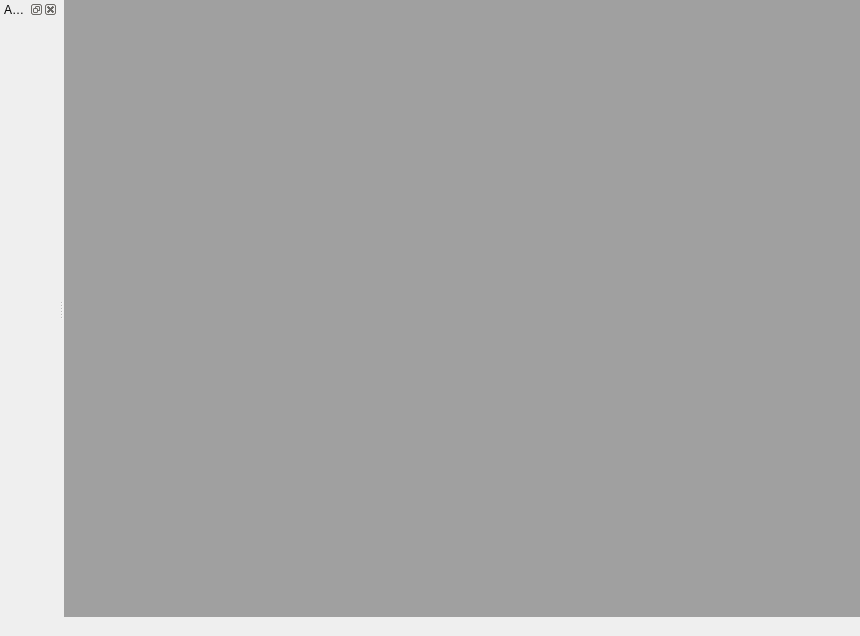
The window that src/mainwindow.ui (eigenbom/MQ-Sprite) describes before a commit, drawn with Qt 5.
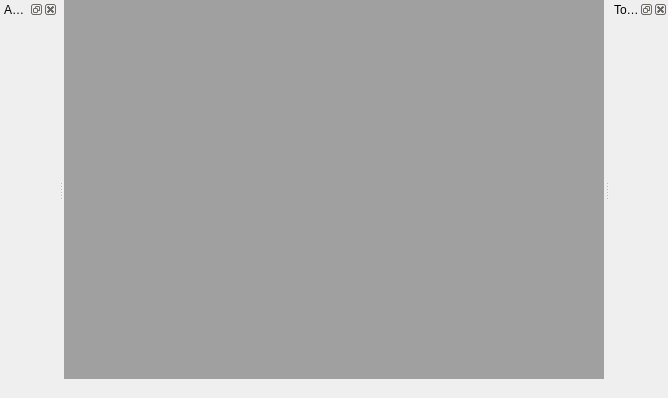
The same window after the commit. Icons and pictures are not drawn. Custom widgets are drawn as their Qt base class.

What changed in the file:
```diff
--- a/src/mainwindow.ui
+++ b/src/mainwindow.ui
@@ -6,8 +6,8 @@
    <rect>
     <x>0</x>
     <y>0</y>
-    <width>860</width>
-    <height>636</height>
+    <width>668</width>
+    <height>398</height>
    </rect>
   </property>
   <property name="cursor">
@@ -118,6 +118,15 @@
     <bool>false</bool>
    </property>
   </widget>
+  <widget class="QDockWidget" name="dockWidgetTools">
+   <property name="windowTitle">
+    <string>Tools</string>
+   </property>
+   <attribute name="dockWidgetArea">
+    <number>2</number>
+   </attribute>
+   <widget class="QWidget" name="dockWidgetContents"/>
+  </widget>
   <zorder>dockWidgetAssets</zorder>
  </widget>
  <layoutdefault spacing="6" margin="11"/>
```
Left out of the diff: 3 changed lines with no effect on the pictures.
